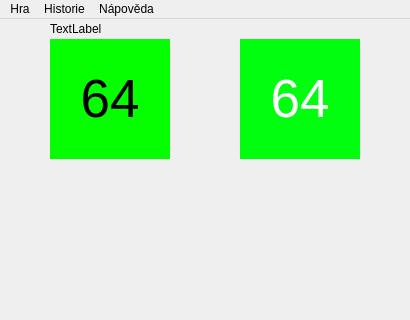
Old version of the form src/mainwindow.ui in the repository rajzik/VUT-FIT-ICP-projekt-2016; both pictures show x 0 to 410 and y 0 to 320 of the 410 by 700 pixel window.
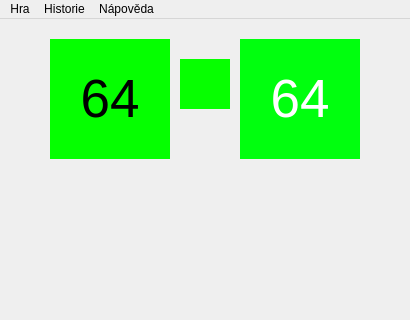
New version of the form.

```diff
--- a/src/mainwindow.ui
+++ b/src/mainwindow.ui
@@ -1757,14 +1757,432 @@
    <widget class="QLabel" name="label">
     <property name="geometry">
      <rect>
-      <x>50</x>
-      <y>0</y>
-      <width>67</width>
-      <height>20</height>
+      <x>180</x>
+      <y>40</y>
+      <width>50</width>
+      <height>50</height>
      </rect>
     </property>
+    <property name="palette">
+     <palette>
+      <active>
+       <colorrole role="WindowText">
+        <brush brushstyle="SolidPattern">
+         <color alpha="255">
+          <red>0</red>
+          <green>0</green>
+          <blue>0</blue>
+         </color>
+        </brush>
+       </colorrole>
+       <colorrole role="Button">
+        <brush brushstyle="SolidPattern">
+         <color alpha="255">
+          <red>6</red>
+          <green>255</green>
+          <blue>0</blue>
+         </color>
+        </brush>
+       </colorrole>
+       <colorrole role="Light">
+        <brush brushstyle="SolidPattern">
+         <color alpha="255">
+          <red>131</red>
+          <green>255</green>
+          <blue>127</blue>
+         </color>
+        </brush>
+       </colorrole>
+       <colorrole role="Midlight">
+        <brush brushstyle="SolidPattern">
+         <color alpha="255">
+          <red>68</red>
+          <green>255</green>
+          <blue>63</blue>
+         </color>
+        </brush>
+       </colorrole>
+       <colorrole role="Dark">
+        <brush brushstyle="SolidPattern">
+         <color alpha="255">
+          <red>3</red>
+          <green>127</green>
+          <blue>0</blue>
+         </color>
+        </brush>
+       </colorrole>
+       <colorrole role="Mid">
+        <brush brushstyle="SolidPattern">
+         <color alpha="255">
+          <red>4</red>
+          <green>170</green>
+          <blue>0</blue>
+         </color>
+        </brush>
+       </colorrole>
+       <colorrole role="Text">
+        <brush brushstyle="SolidPattern">
+         <color alpha="255">
+          <red>0</red>
+          <green>0</green>
+          <blue>0</blue>
+         </color>
+        </brush>
+       </colorrole>
+       <colorrole role="BrightText">
+        <brush brushstyle="SolidPattern">
+         <color alpha="255">
+          <red>255</red>
+          <green>255</green>
+          <blue>255</blue>
+         </color>
+        </brush>
+       </colorrole>
+       <colorrole role="ButtonText">
+        <brush brushstyle="SolidPattern">
+         <color alpha="255">
+          <red>0</red>
+          <green>0</green>
+          <blue>0</blue>
+         </color>
+        </brush>
+       </colorrole>
+       <colorrole role="Base">
+        <brush brushstyle="SolidPattern">
+         <color alpha="255">
+          <red>255</red>
+          <green>255</green>
+          <blue>255</blue>
+         </color>
+        </brush>
+       </colorrole>
+       <colorrole role="Window">
+        <brush brushstyle="SolidPattern">
+         <color alpha="255">
+          <red>6</red>
+          <green>255</green>
+          <blue>0</blue>
+         </color>
+        </brush>
+       </colorrole>
+       <colorrole role="Shadow">
+        <brush brushstyle="SolidPattern">
+         <color alpha="255">
+          <red>0</red>
+          <green>0</green>
+          <blue>0</blue>
+         </color>
+        </brush>
+       </colorrole>
+       <colorrole role="AlternateBase">
+        <brush brushstyle="SolidPattern">
+         <color alpha="255">
+          <red>130</red>
+          <green>255</green>
+          <blue>127</blue>
+         </color>
+        </brush>
+       </colorrole>
+       <colorrole role="ToolTipBase">
+        <brush brushstyle="SolidPattern">
+         <color alpha="255">
+          <red>255</red>
+          <green>255</green>
+          <blue>220</blue>
+         </color>
+        </brush>
+       </colorrole>
+       <colorrole role="ToolTipText">
+        <brush brushstyle="SolidPattern">
+         <color alpha="255">
+          <red>0</red>
+          <green>0</green>
+          <blue>0</blue>
+         </color>
+        </brush>
+       </colorrole>
+      </active>
+      <inactive>
+       <colorrole role="WindowText">
+        <brush brushstyle="SolidPattern">
+         <color alpha="255">
+          <red>0</red>
+          <green>0</green>
+          <blue>0</blue>
+         </color>
+        </brush>
+       </colorrole>
+       <colorrole role="Button">
+        <brush brushstyle="SolidPattern">
+         <color alpha="255">
+          <red>6</red>
+          <green>255</green>
+          <blue>0</blue>
+         </color>
+        </brush>
+       </colorrole>
+       <colorrole role="Light">
+        <brush brushstyle="SolidPattern">
+         <color alpha="255">
+          <red>131</red>
+          <green>255</green>
+          <blue>127</blue>
+         </color>
+        </brush>
+       </colorrole>
+       <colorrole role="Midlight">
+        <brush brushstyle="SolidPattern">
+         <color alpha="255">
+          <red>68</red>
+          <green>255</green>
+          <blue>63</blue>
+         </color>
+        </brush>
+       </colorrole>
+       <colorrole role="Dark">
+        <brush brushstyle="SolidPattern">
+         <color alpha="255">
+          <red>3</red>
+          <green>127</green>
+          <blue>0</blue>
+         </color>
+        </brush>
+       </colorrole>
+       <colorrole role="Mid">
+        <brush brushstyle="SolidPattern">
+         <color alpha="255">
+          <red>4</red>
+          <green>170</green>
+          <blue>0</blue>
+         </color>
+        </brush>
+       </colorrole>
+       <colorrole role="Text">
+        <brush brushstyle="SolidPattern">
+         <color alpha="255">
+          <red>0</red>
+          <green>0</green>
+          <blue>0</blue>
+         </color>
+        </brush>
+       </colorrole>
+       <colorrole role="BrightText">
+        <brush brushstyle="SolidPattern">
+         <color alpha="255">
+          <red>255</red>
+          <green>255</green>
+          <blue>255</blue>
+         </color>
+        </brush>
+       </colorrole>
+       <colorrole role="ButtonText">
+        <brush brushstyle="SolidPattern">
+         <color alpha="255">
+          <red>0</red>
+          <green>0</green>
+          <blue>0</blue>
+         </color>
+        </brush>
+       </colorrole>
+       <colorrole role="Base">
+        <brush brushstyle="SolidPattern">
+         <color alpha="255">
+          <red>255</red>
+          <green>255</green>
+          <blue>255</blue>
+         </color>
+        </brush>
+       </colorrole>
+       <colorrole role="Window">
+        <brush brushstyle="SolidPattern">
+         <color alpha="255">
+          <red>6</red>
+          <green>255</green>
+          <blue>0</blue>
+         </color>
+        </brush>
+       </colorrole>
+       <colorrole role="Shadow">
+        <brush brushstyle="SolidPattern">
+         <color alpha="255">
+          <red>0</red>
+          <green>0</green>
+          <blue>0</blue>
+         </color>
+        </brush>
+       </colorrole>
+       <colorrole role="AlternateBase">
+        <brush brushstyle="SolidPattern">
+         <color alpha="255">
+          <red>130</red>
+          <green>255</green>
+          <blue>127</blue>
+         </color>
+        </brush>
+       </colorrole>
+       <colorrole role="ToolTipBase">
+        <brush brushstyle="SolidPattern">
+         <color alpha="255">
+          <red>255</red>
+          <green>255</green>
+          <blue>220</blue>
+         </color>
+        </brush>
+       </colorrole>
+       <colorrole role="ToolTipText">
+        <brush brushstyle="SolidPattern">
+         <color alpha="255">
+          <red>0</red>
+          <green>0</green>
+          <blue>0</blue>
+         </color>
+        </brush>
+       </colorrole>
+      </inactive>
+      <disabled>
+       <colorrole role="WindowText">
+        <brush brushstyle="SolidPattern">
+         <color alpha="255">
+          <red>3</red>
+          <green>127</green>
+          <blue>0</blue>
+         </color>
+        </brush>
+       </colorrole>
+       <colorrole role="Button">
+        <brush brushstyle="SolidPattern">
+         <color alpha="255">
+          <red>6</red>
+          <green>255</green>
+          <blue>0</blue>
+         </color>
+        </brush>
+       </colorrole>
+       <colorrole role="Light">
+        <brush brushstyle="SolidPattern">
+         <color alpha="255">
+          <red>131</red>
+          <green>255</green>
+          <blue>127</blue>
+         </color>
+        </brush>
+       </colorrole>
+       <colorrole role="Midlight">
+        <brush brushstyle="SolidPattern">
+         <color alpha="255">
+          <red>68</red>
+          <green>255</green>
+          <blue>63</blue>
+         </color>
+        </brush>
+       </colorrole>
+       <colorrole role="Dark">
+        <brush brushstyle="SolidPattern">
+         <color alpha="255">
+          <red>3</red>
+          <green>127</green>
+          <blue>0</blue>
+         </color>
+        </brush>
+       </colorrole>
+       <colorrole role="Mid">
+        <brush brushstyle="SolidPattern">
+         <color alpha="255">
+          <red>4</red>
+          <green>170</green>
+          <blue>0</blue>
+         </color>
+        </brush>
+       </colorrole>
+       <colorrole role="Text">
+        <brush brushstyle="SolidPattern">
+         <color alpha="255">
+          <red>3</red>
+          <green>127</green>
+          <blue>0</blue>
+         </color>
+        </brush>
+       </colorrole>
+       <colorrole role="BrightText">
+        <brush brushstyle="SolidPattern">
+         <color alpha="255">
+          <red>255</red>
+          <green>255</green>
+          <blue>255</blue>
+         </color>
+        </brush>
+       </colorrole>
+       <colorrole role="ButtonText">
+        <brush brushstyle="SolidPattern">
+         <color alpha="255">
+          <red>3</red>
+          <green>127</green>
+          <blue>0</blue>
+         </color>
+        </brush>
+       </colorrole>
+       <colorrole role="Base">
+        <brush brushstyle="SolidPattern">
+         <color alpha="255">
+          <red>6</red>
+          <green>255</green>
+          <blue>0</blue>
+         </color>
+        </brush>
+       </colorrole>
+       <colorrole role="Window">
+        <brush brushstyle="SolidPattern">
+         <color alpha="255">
+          <red>6</red>
+          <green>255</green>
+          <blue>0</blue>
+         </color>
+        </brush>
+       </colorrole>
+       <colorrole role="Shadow">
+        <brush brushstyle="SolidPattern">
+         <color alpha="255">
+          <red>0</red>
+          <green>0</green>
+          <blue>0</blue>
+         </color>
+        </brush>
+       </colorrole>
+       <colorrole role="AlternateBase">
+        <brush brushstyle="SolidPattern">
+         <color alpha="255">
+          <red>6</red>
+          <green>255</green>
+          <blue>0</blue>
+         </color>
+        </brush>
+       </colorrole>
+       <colorrole role="ToolTipBase">
+        <brush brushstyle="SolidPattern">
+         <color alpha="255">
+          <red>255</red>
+          <green>255</green>
+          <blue>220</blue>
+         </color>
+        </brush>
+       </colorrole>
+       <colorrole role="ToolTipText">
+        <brush brushstyle="SolidPattern">
+         <color alpha="255">
+          <red>0</red>
+          <green>0</green>
+          <blue>0</blue>
+         </color>
+        </brush>
+       </colorrole>
+      </disabled>
+     </palette>
+    </property>
+    <property name="autoFillBackground">
+     <bool>true</bool>
+    </property>
     <property name="text">
-     <string>TextLabel</string>
+     <string/>
     </property>
    </widget>
    <zorder>lblP2Color</zorder>
```
Left out of the diff: 4 changed lines with no effect on the pictures.
